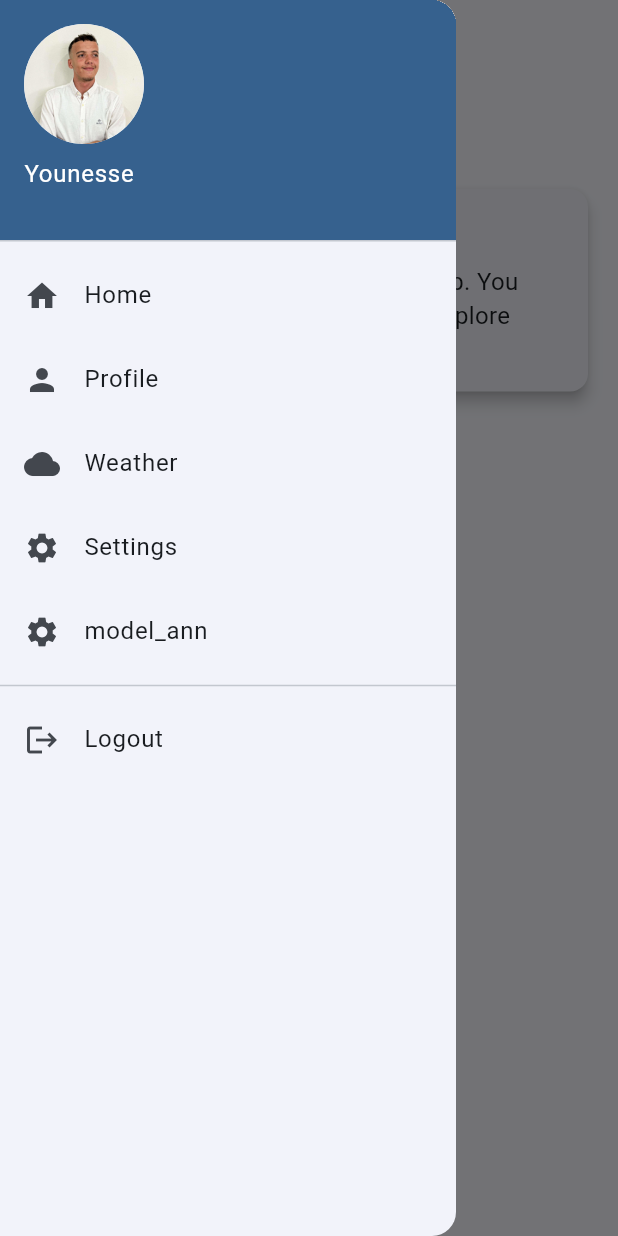
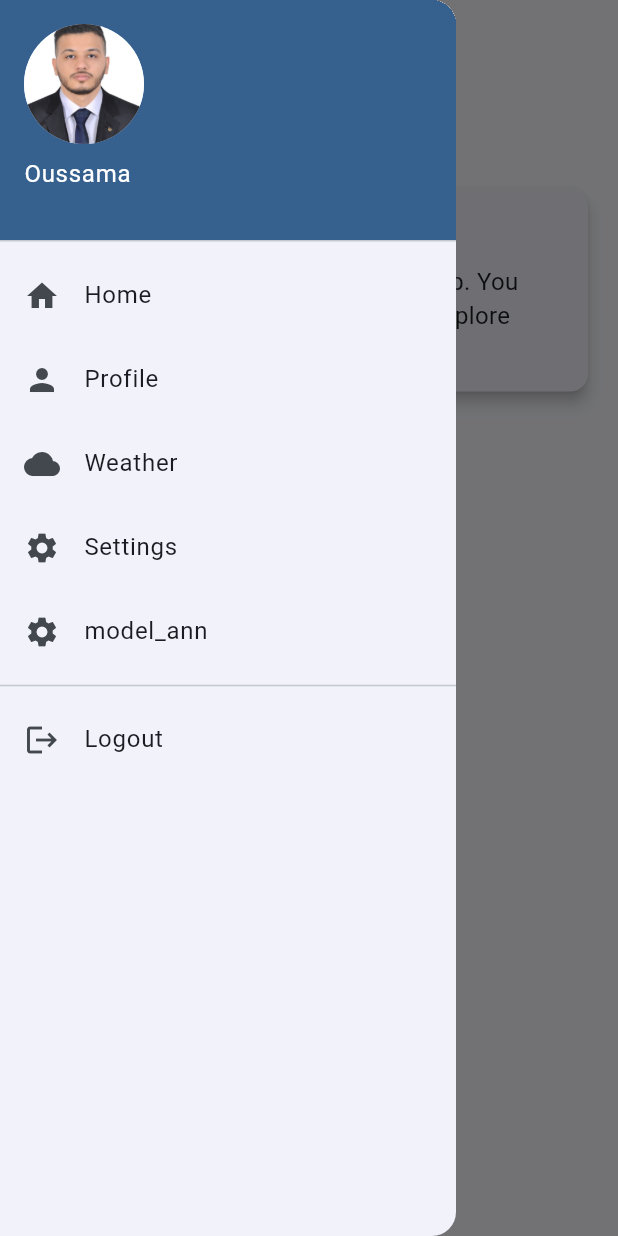
Before and after one commit to funnyhorsy007/projet-flutter, a Flutter app: the HomePage screen opened by its route, with the side drawer open, on a phone screen of 412 x 824 dp. Run offline on Flutter 3.47's test engine with Material 3 defaults, Android fonts, the light colour scheme and no system bars; our stand-ins replace font_awesome_flutter, image_picker; missing offline and left inert: tflite.

Commit message:
premier commit

```diff
--- a/lib/main.dart
+++ b/lib/main.dart
@@ -18,7 +18,7 @@ class MyApp extends StatelessWidget {
   Widget build(BuildContext context) {
     return MaterialApp(
       debugShowCheckedModeBanner: false,
-      title: 'Flutter El Youssoufi Younesse',
+      title: 'Flutter Hammouda Oussama',
       theme: ThemeData(
         colorScheme: ColorScheme.fromSeed(seedColor: Colors.blue),
         useMaterial3: true,
--- a/lib/screens/home_page.dart
+++ b/lib/screens/home_page.dart
@@ -27,10 +27,10 @@ class _HomePageState extends State<HomePage> {
                 children: [
                   CircleAvatar(
                     radius: 40,
-                    backgroundImage: AssetImage('assets/profile/profile.jpeg'),
+                    backgroundImage: AssetImage('assets/profile/photo.jpg'),
                   ),
                   SizedBox(height: 8),
-                  Text('Younesse', style: TextStyle(color: Colors.white)),
+                  Text('Oussama', style: TextStyle(color: Colors.white)),
                 ],
               ),
             ),
--- a/lib/services/model_service.dart
+++ b/lib/services/model_service.dart
@@ -4,14 +4,14 @@ class ModelService {
   Future<void> loadModel() async {
     await Tflite.loadModel(
       model:
-          "assets/model.tflite", // Assurez-vous d'ajouter le fichier dans le dossier assets.
-      labels: "assets/label.txt", // Ajoutez également le fichier des labels.
+          "assets/model.tflite",
+      labels: "assets/label.txt",
     );
   }
 
   Future<List?> predict(String imagePath) async {
     var predictions = await Tflite.runModelOnImage(
-      path: imagePath, // Chemin de l'image à analyser
+      path: imagePath,
       imageMean: 0.0,
       imageStd: 255.0,
       numResults: 10,
--- a/pubspec.yaml
+++ b/pubspec.yaml
@@ -63,7 +63,7 @@ flutter:
   uses-material-design: true
   assets:
     - assets/images/
-    - assets/profile/
+    - assets/profile/photo.jpg
     - assets/model.tflite
     - assets/label.txt
   # To add assets to your application, add an assets section, like this:
```
Also changed, not shown: assets/profile/photo.jpg (added).
